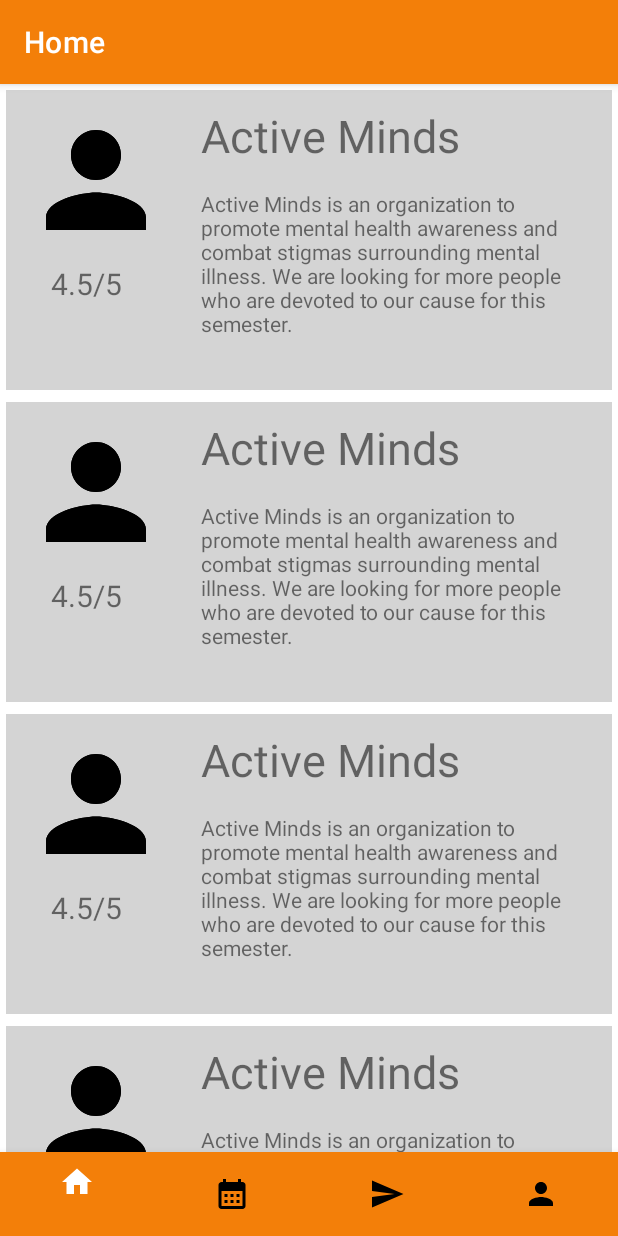
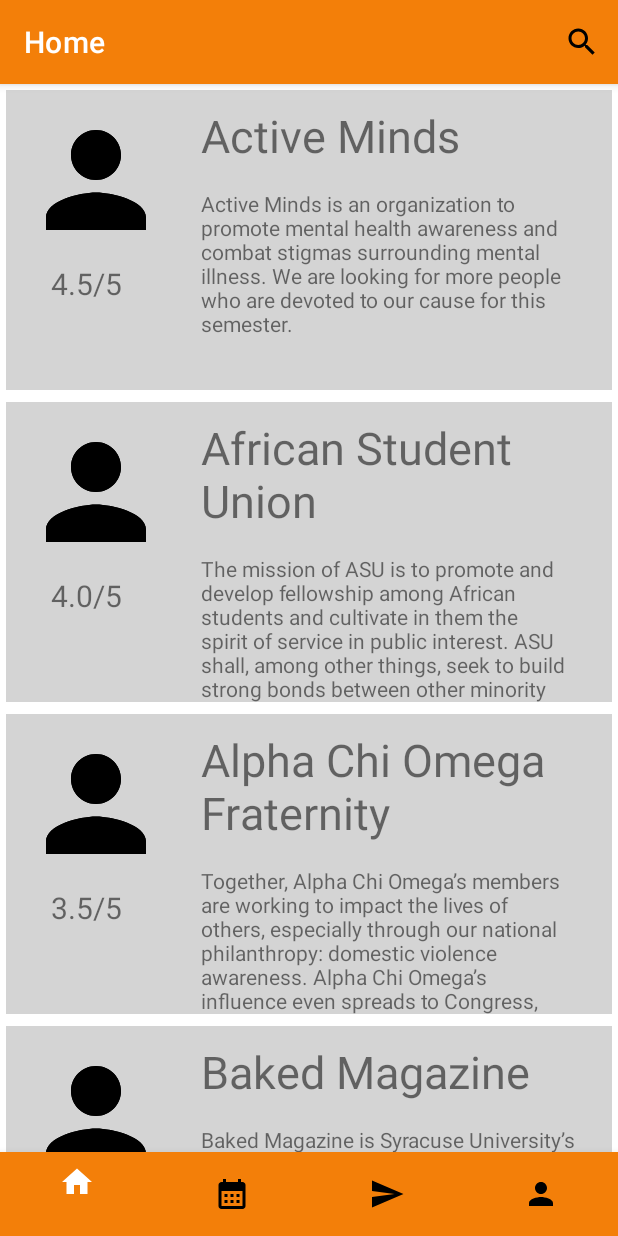
Before and after one commit to Erodri07/SU_Social, an Android app: the screen it shows after launch once a user with an empty profile is signed in (Home), on a phone screen of 412 x 824 dp. Run offline under Robolectric (Android 15) with nearby library versions, the phone set to English and light mode, and no system bars; our stand-ins replace Firebase (no records; nobody signed in at launch, a user with empty details on screens opened directly); libraries missing offline, so code that uses them is left out: org.checkerframework.checker, org.checkerframework.framework.

Commit message:
Search bar for clubs work but not connected to database

```diff
--- a/app/src/main/java/com/example/susocial/Club/ClubAdapter.java
+++ b/app/src/main/java/com/example/susocial/Club/ClubAdapter.java
@@ -5,6 +5,8 @@ import android.content.Intent;
 import android.view.LayoutInflater;
 import android.view.View;
 import android.view.ViewGroup;
+import android.widget.Filter;
+import android.widget.Filterable;
 import android.widget.TextView;
 
 import androidx.annotation.NonNull;
@@ -14,13 +16,22 @@ import androidx.recyclerview.widget.RecyclerView;
 import com.example.susocial.ClubDetail;
 import com.example.susocial.R;
 
+import org.checkerframework.checker.units.qual.C;
+import org.checkerframework.framework.qual.DefaultQualifier;
+
+import java.util.ArrayList;
 import java.util.List;
+import java.util.Locale;
 
-public class ClubAdapter extends RecyclerView.Adapter<ClubAdapter.ViewHolder> {
+public class ClubAdapter extends RecyclerView.Adapter<ClubAdapter.ViewHolder> implements Filterable {
 
     private List<ClubModel> clublist;
+    private List<ClubModel> clublistfull;
 
-    public ClubAdapter(List<ClubModel>clublist){this.clublist=clublist;}
+    public ClubAdapter(List<ClubModel>clublist){
+        this.clublist=clublist;
+        clublistfull = new ArrayList<>(clublist);
+    }
 
     @NonNull
     @Override
@@ -32,18 +43,53 @@ public class ClubAdapter extends RecyclerView.Adapter<ClubAdapter.ViewHolder> {
 
     @Override
     public void onBindViewHolder(@NonNull ClubAdapter.ViewHolder holder, int position) {
-        int resource = clublist.get(position).getImageview1();
-        String name = clublist.get(position).getTextview1();
-        String introduction = clublist.get(position).getTextview2();
-        String rate = clublist.get(position).getTextview3();
+        ClubModel currentclub = clublist.get(position);
+        holder.cardView1.setBackgroundResource(currentclub.getImageview1());
+        holder.textView1.setText(currentclub.getTextview1());
+        holder.textView2.setText(currentclub.getTextview2());
+        holder.textView3.setText(currentclub.getTextview3());
 
-        holder.setData(resource,name,introduction,rate);
     }
 
     @Override
     public int getItemCount() {
         return clublist.size();
     }
+
+    @Override
+    public Filter getFilter() {
+        return clubfilter;
+    }
+    private Filter clubfilter = new Filter() {
+        @Override
+        protected FilterResults performFiltering(CharSequence constraint) {
+            List<ClubModel> filterlist = new ArrayList<>();
+            if(constraint == null || constraint.length() == 0){
+                filterlist.addAll(clublistfull);
+            }
+            else {
+                String filterPattern = constraint.toString().toLowerCase(Locale.ROOT).trim();
+
+                for (ClubModel club: clublistfull){
+                    if(club.getTextview1().toLowerCase().contains(filterPattern)){
+                       filterlist.add(club);
+                    }
+                }
+            }
+            FilterResults results = new FilterResults();
+            results.values = filterlist;
+
+            return results;
+        }
+
+        @Override
+        protected void publishResults(CharSequence constraint, FilterResults results) {
+            clublist.clear();
+            clublist.addAll((List)results.values);
+            notifyDataSetChanged();;
+        }
+    };
+
 
     public class ViewHolder extends RecyclerView.ViewHolder implements View.OnClickListener{
         private CardView cardView1;
@@ -64,13 +110,6 @@ public class ClubAdapter extends RecyclerView.Adapter<ClubAdapter.ViewHolder> {
             itemView.setOnClickListener(this);
         }
 
-        public void setData(int resource, String name, String introduction, String rate) {
-            cardView1.setBackgroundResource(resource);
-            textView1.setText(name);
-            textView2.setText(introduction);
-            textView3.setText(rate);
-        }
-
         @Override
         public void onClick(View v) {
             Context mcontext = v.getContext();
--- a/app/src/main/java/com/example/susocial/Home.java
+++ b/app/src/main/java/com/example/susocial/Home.java
@@ -7,8 +7,11 @@ import androidx.recyclerview.widget.RecyclerView;
 
 import android.content.Intent;
 import android.os.Bundle;
+import android.view.Menu;
+import android.view.MenuInflater;
 import android.view.MenuItem;
 import android.view.View;
+import android.widget.SearchView;
 
 import com.example.susocial.Club.ClubAdapter;
 import com.example.susocial.Club.ClubModel;
@@ -84,13 +87,23 @@ public class Home extends AppCompatActivity implements View.OnClickListener{
 
     private void initData() {
         clublist = new ArrayList<>();
-        clublist.add(new ClubModel(R.drawable.ic_profile, "Active Minds","Active Minds is an organization to promote mental health awareness and combat stigmas surrounding mental illness. We are looking for more people who are devoted to our cause for this semester.","4.5/5"));
-        clublist.add(new ClubModel(R.drawable.ic_profile, "Active Minds","Active Minds is an organization to promote mental health awareness and combat stigmas surrounding mental illness. We are looking for more people who are devoted to our cause for this semester.","4.5/5"));
-        clublist.add(new ClubModel(R.drawable.ic_profile, "Active Minds","Active Minds is an organization to promote mental health awareness and combat stigmas surrounding mental illness. We are looking for more people who are devoted to our cause for this semester.","4.5/5"));
-        clublist.add(new ClubModel(R.drawable.ic_profile, "Active Minds","Active Minds is an organization to promote mental health awareness and combat stigmas surrounding mental illness. We are looking for more people who are devoted to our cause for this semester.","4.5/5"));
-        clublist.add(new ClubModel(R.drawable.ic_profile, "Active Minds","Active Minds is an organization to promote mental health awareness and combat stigmas surrounding mental illness. We are looking for more people who are devoted to our cause for this semester.","4.5/5"));
-        clublist.add(new ClubModel(R.drawable.ic_profile, "Active Minds","Active Minds is an organization to promote mental health awareness and combat stigmas surrounding mental illness. We are looking for more people who are devoted to our cause for this semester.","4.5/5"));
-        clublist.add(new ClubModel(R.drawable.ic_profile, "Active Minds","Active Minds is an organization to promote mental health awareness and combat stigmas surrounding mental illness. We are looking for more people who are devoted to our cause for this semester.","4.5/5"));
+        clublist.add(new ClubModel(R.drawable.ic_profile, "Active Minds","Active Minds is an organization to promote mental health awareness and combat stigmas surrounding mental illness. " +
+                "We are looking for more people who are devoted to our cause for this semester.","4.5/5"));
+        clublist.add(new ClubModel(R.drawable.ic_profile, "African Student Union","The mission of ASU is to promote and develop fellowship among African students and cultivate in them the spirit of " +
+                "service in public interest. ASU shall, among other things, seek to build strong bonds between other minority organizations at SU and SUNY -ESF and work to increase the awareness of African " +
+                "Students' interest and concerns at SU and SUNY-ESF. ASU also seeks to educate people about the continent of Africa and illuminate all the positive things that are so often overshadowed by the media.","4.0/5"));
+        clublist.add(new ClubModel(R.drawable.ic_profile, "Alpha Chi Omega Fraternity","Together, Alpha Chi Omega’s members are working to impact the lives of others, especially through our national " +
+                "philanthropy: domestic violence awareness. Alpha Chi Omega’s influence even spreads to Congress, where members are working with other Greek organizations on legislation to improve the lives and safety of " +
+                "collegiate members. Lambda Chapter specifically works with the local Vera House here in Syracuse.","3.5/5"));
+        clublist.add(new ClubModel(R.drawable.ic_profile, "Baked Magazine","Baked Magazine is Syracuse University’s student-run food magazine, and our goal is to let you all know everything about food. " +
+                "We have recipes, reviews, and everything in between. Enjoy and eat up!","3.0/5"));
+        clublist.add(new ClubModel(R.drawable.ic_profile, "Campus Bible Fellowship","Campus Bible Fellowship is a Bible study, fellowship, and discussion group to encourage an understanding of the biblical " +
+                "Christian faith. Everyone is encouraged to attend.","4.9/5"));
+        clublist.add(new ClubModel(R.drawable.ic_profile, "Chinese Dance Student Association","Understand Chinese Pop Culture by learning dances that consists of Chinese traditional elements. Building up " +
+                "a dance crew for video shootings.","5/5"));
+        clublist.add(new ClubModel(R.drawable.ic_profile, "Information Security Club","The mission of Information Security Club is to help members develop the technical skills needed to secure network " +
+                "infrastructure and end user devices, and to promote awareness of cybersecurity issues and challenges. We focus on offense (hacking) and defense (hardening) of systems, devices, and overall security policies." +
+                " We also participate in various security competitions across the country, so that the club members get a hands on hacking experience.","4.0/5"));
     }
 
     private void initRecyclerView() {
@@ -104,7 +117,29 @@ public class Home extends AppCompatActivity implements View.OnClickListener{
 
 
     }
+    @Override
+    public boolean onCreateOptionsMenu(Menu menu){
+        MenuInflater inflater = getMenuInflater();
+        inflater.inflate(R.menu.search_menu, menu);
+        MenuItem item = menu.findItem(R.id.search_home);
+        SearchView searchView = (SearchView)item.getActionView();
+        searchView.setOnQueryTextListener(new SearchView.OnQueryTextListener() {
+            @Override
+            public boolean onQueryTextSubmit(String query) {
+                return false;
+            }
 
+            @Override
+            public boolean onQueryTextChange(String newText) {
+                adapter.getFilter().filter(newText);
+                return false;
+            }
+        }
+        );
+
+
+        return true;
+    }
 
     @Override
     protected void onStart(){
--- /dev/null
+++ b/app/src/main/res/menu/search_menu.xml
@@ -0,0 +1,10 @@
+<?xml version="1.0" encoding="utf-8"?>
+<menu xmlns:app="http://schemas.android.com/apk/res-auto"
+    xmlns:android="http://schemas.android.com/apk/res/android">
+
+    <item android:id="@+id/search_home"
+        android:icon="@drawable/ic_search"
+        android:title="Search"
+        app:showAsAction="ifRoom|collapseActionView"
+        app:actionViewClass="android.widget.SearchView"/>
+</menu>
```
Also changed, not shown: app/src/main/res/drawable/ic_search.xml (renamed from app/src/main/res/drawable/ic_search_home.xml).
